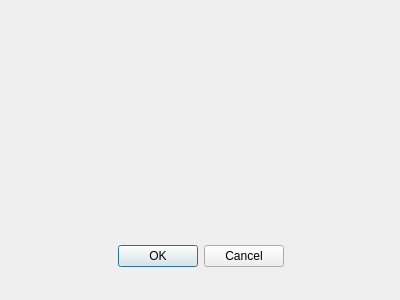
Qt form interfaces/FenetreParametresAffichage.ui (lovehina13/NumerisationDeCourbes) before a commit.
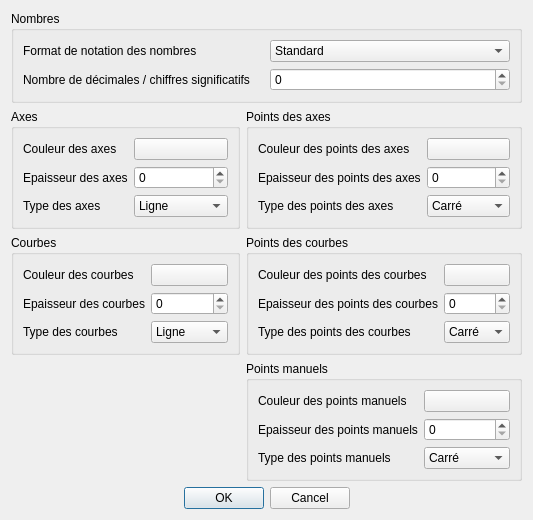
The same form after that commit.

Commit message: Implémentation des classes Image, Parametres, ParametresFichiers, ParametresAffichage, ParametresTrait, ParametresPoint, ParametresConversion, ParametresRecherche, ParametresExport, Etude, EcranPrincipal, FenetreParametresAffichage, FenetreParametresConversion, FenetreParametresRecherche et FenetreParametresExport (non terminées).

The edit to the form file:
```diff
--- a/interfaces/FenetreParametresAffichage.ui
+++ b/interfaces/FenetreParametresAffichage.ui
@@ -6,29 +6,352 @@
    <rect>
     <x>0</x>
     <y>0</y>
-    <width>400</width>
-    <height>300</height>
+    <width>463</width>
+    <height>468</height>
    </rect>
   </property>
   <property name="windowTitle">
    <string>Paramètres d'affichage</string>
   </property>
-  <widget class="QDialogButtonBox" name="buttonBox">
-   <property name="geometry">
-    <rect>
-     <x>30</x>
-     <y>240</y>
-     <width>341</width>
-     <height>32</height>
-    </rect>
-   </property>
-   <property name="standardButtons">
-    <set>QDialogButtonBox::Cancel|QDialogButtonBox::Ok</set>
-   </property>
-   <property name="centerButtons">
-    <bool>true</bool>
-   </property>
-  </widget>
+  <layout class="QGridLayout" name="gridLayoutFenetreParametresAffichage">
+   <item row="0" column="0" colspan="2">
+    <widget class="QGroupBox" name="groupBoxNombres">
+     <property name="title">
+      <string>Nombres</string>
+     </property>
+     <layout class="QGridLayout" name="gridLayoutNombres">
+      <item row="0" column="0">
+       <widget class="QLabel" name="labelFormatNotationNombres">
+        <property name="text">
+         <string>Format de notation des nombres</string>
+        </property>
+       </widget>
+      </item>
+      <item row="0" column="1">
+       <widget class="QComboBox" name="comboBoxFormatNotationNombres">
+        <item>
+         <property name="text">
+          <string>Standard</string>
+         </property>
+        </item>
+        <item>
+         <property name="text">
+          <string>Scientifique</string>
+         </property>
+        </item>
+       </widget>
+      </item>
+      <item row="1" column="0">
+       <widget class="QLabel" name="labelNombreDecimalesOuChiffresSignificatifs">
+        <property name="text">
+         <string>Nombre de décimales / chiffres significatifs</string>
+        </property>
+       </widget>
+      </item>
+      <item row="1" column="1">
+       <widget class="QSpinBox" name="spinBoxNombreDecimalesOuChiffresSignificatifs"/>
+      </item>
+     </layout>
+    </widget>
+   </item>
+   <item row="1" column="0">
+    <widget class="QGroupBox" name="groupBoxAxes">
+     <property name="title">
+      <string>Axes</string>
+     </property>
+     <layout class="QGridLayout" name="gridLayoutAxes">
+      <item row="0" column="0">
+       <widget class="QLabel" name="labelCouleurAxes">
+        <property name="text">
+         <string>Couleur des axes</string>
+        </property>
+       </widget>
+      </item>
+      <item row="0" column="1">
+       <widget class="QPushButton" name="pushButtonCouleurAxes">
+        <property name="text">
+         <string/>
+        </property>
+       </widget>
+      </item>
+      <item row="1" column="0">
+       <widget class="QLabel" name="labelEpaisseurAxes">
+        <property name="text">
+         <string>Epaisseur des axes</string>
+        </property>
+       </widget>
+      </item>
+      <item row="1" column="1">
+       <widget class="QSpinBox" name="spinBoxEpaisseurAxes"/>
+      </item>
+      <item row="2" column="0">
+       <widget class="QLabel" name="labelTypeAxes">
+        <property name="text">
+         <string>Type des axes</string>
+        </property>
+       </widget>
+      </item>
+      <item row="2" column="1">
+       <widget class="QComboBox" name="comboBoxTypeAxes">
+        <item>
+         <property name="text">
+          <string>Ligne</string>
+         </property>
+        </item>
+        <item>
+         <property name="text">
+          <string>Tirets</string>
+         </property>
+        </item>
+        <item>
+         <property name="text">
+          <string>Pointillés</string>
+         </property>
+        </item>
+       </widget>
+      </item>
+     </layout>
+    </widget>
+   </item>
+   <item row="1" column="1">
+    <widget class="QGroupBox" name="groupBoxPointsAxes">
+     <property name="title">
+      <string>Points des axes</string>
+     </property>
+     <layout class="QGridLayout" name="gridLayoutPointsAxes">
+      <item row="0" column="0">
+       <widget class="QLabel" name="labelCouleurPointsAxes">
+        <property name="text">
+         <string>Couleur des points des axes</string>
+        </property>
+       </widget>
+      </item>
+      <item row="0" column="1">
+       <widget class="QPushButton" name="pushButtonCouleurPointsAxes">
+        <property name="text">
+         <string/>
+        </property>
+       </widget>
+      </item>
+      <item row="1" column="0">
+       <widget class="QLabel" name="labelEpaisseurPointsAxes">
+        <property name="text">
+         <string>Epaisseur des points des axes</string>
+        </property>
+       </widget>
+      </item>
+      <item row="1" column="1">
+       <widget class="QSpinBox" name="spinBoxEpaisseurPointsAxes"/>
+      </item>
+      <item row="2" column="0">
+       <widget class="QLabel" name="labelTypePointsAxes">
+        <property name="text">
+         <string>Type des points des axes</string>
+        </property>
+       </widget>
+      </item>
+      <item row="2" column="1">
+       <widget class="QComboBox" name="comboBoxTypePointsAxes">
+        <item>
+         <property name="text">
+          <string>Carré</string>
+         </property>
+        </item>
+        <item>
+         <property name="text">
+          <string>Cercle</string>
+         </property>
+        </item>
+       </widget>
+      </item>
+     </layout>
+    </widget>
+   </item>
+   <item row="2" column="0">
+    <widget class="QGroupBox" name="groupBoxCourbes">
+     <property name="title">
+      <string>Courbes</string>
+     </property>
+     <layout class="QGridLayout" name="gridLayoutCourbes">
+      <item row="0" column="0">
+       <widget class="QLabel" name="labelCouleurCourbes">
+        <property name="text">
+         <string>Couleur des courbes</string>
+        </property>
+       </widget>
+      </item>
+      <item row="0" column="1">
+       <widget class="QPushButton" name="pushButtonCouleurCourbes">
+        <property name="text">
+         <string/>
+        </property>
+       </widget>
+      </item>
+      <item row="1" column="0">
+       <widget class="QLabel" name="labelEpaisseurCourbes">
+        <property name="text">
+         <string>Epaisseur des courbes</string>
+        </property>
+       </widget>
+      </item>
+      <item row="1" column="1">
+       <widget class="QSpinBox" name="spinBoxEpaisseurCourbes"/>
+      </item>
+      <item row="2" column="0">
+       <widget class="QLabel" name="labelTypeCourbes">
+        <property name="text">
+         <string>Type des courbes</string>
+        </property>
+       </widget>
+      </item>
+      <item row="2" column="1">
+       <widget class="QComboBox" name="comboBoxTypeCourbes">
+        <item>
+         <property name="text">
+          <string>Ligne</string>
+         </property>
+        </item>
+        <item>
+         <property name="text">
+          <string>Tirets</string>
+         </property>
+        </item>
+        <item>
+         <property name="text">
+          <string>Pontillés</string>
+         </property>
+        </item>
+       </widget>
+      </item>
+     </layout>
+    </widget>
+   </item>
+   <item row="2" column="1">
+    <widget class="QGroupBox" name="groupBoxPointsCourbes">
+     <property name="title">
+      <string>Points des courbes</string>
+     </property>
+     <layout class="QGridLayout" name="gridLayoutPointsCourbes">
+      <item row="0" column="0">
+       <widget class="QLabel" name="labelCouleurPointsCourbes">
+        <property name="text">
+         <string>Couleur des points des courbes</string>
+        </property>
+       </widget>
+      </item>
+      <item row="0" column="1">
+       <widget class="QPushButton" name="pushButtonCouleurPointsCourbes">
+        <property name="text">
+         <string/>
+        </property>
+       </widget>
+      </item>
+      <item row="1" column="0">
+       <widget class="QLabel" name="labelEpaisseurPointsCourbes">
+        <property name="text">
+         <string>Epaisseur des points des courbes</string>
+        </property>
+       </widget>
+      </item>
+      <item row="1" column="1">
+       <widget class="QSpinBox" name="spinBoxEpaisseurPointsCourbes"/>
+      </item>
+      <item row="2" column="0">
+       <widget class="QLabel" name="labelTypePointsCourbes">
+        <property name="text">
+         <string>Type des points des courbes</string>
+        </property>
+       </widget>
+      </item>
+      <item row="2" column="1">
+       <widget class="QComboBox" name="comboBoxTypePointsCourbes">
+        <item>
+         <property name="text">
+          <string>Carré</string>
+         </property>
+        </item>
+        <item>
+         <property name="text">
+          <string>Cercle</string>
+         </property>
+        </item>
+       </widget>
+      </item>
+     </layout>
+    </widget>
+   </item>
+   <item row="3" column="1">
+    <widget class="QGroupBox" name="groupBoxPointsManuels">
+     <property name="title">
+      <string>Points manuels</string>
+     </property>
+     <layout class="QGridLayout" name="gridLayoutPointsManuels">
+      <item row="0" column="0">
+       <widget class="QLabel" name="labelCouleurPointsManuels">
+        <property name="text">
+         <string>Couleur des points manuels</string>
+        </property>
+       </widget>
+      </item>
+      <item row="0" column="1">
+       <widget class="QPushButton" name="pushButtonCouleurPointsManuels">
+        <property name="text">
+         <string/>
+        </property>
+       </widget>
+      </item>
+      <item row="1" column="0">
+       <widget class="QLabel" name="labelEpaisseurPointsManuels">
+        <property name="text">
+         <string>Epaisseur des points manuels</string>
+        </property>
+       </widget>
+      </item>
+      <item row="1" column="1">
+       <widget class="QSpinBox" name="spinBoxEpaisseurPointsManuels"/>
+      </item>
+      <item row="2" column="0">
+       <widget class="QLabel" name="labelTypePointsManuels">
+        <property name="text">
+         <string>Type des points manuels</string>
+        </property>
+       </widget>
+      </item>
+      <item row="2" column="1">
+       <widget class="QComboBox" name="comboBoxTypePointsManuels">
+        <item>
+         <property name="text">
+          <string>Carré</string>
+         </property>
+        </item>
+        <item>
+         <property name="text">
+          <string>Cercle</string>
+         </property>
+        </item>
+       </widget>
+      </item>
+     </layout>
+    </widget>
+   </item>
+   <item row="4" column="0" colspan="2">
+    <widget class="QDialogButtonBox" name="buttonBox">
+     <property name="standardButtons">
+      <set>QDialogButtonBox::Cancel|QDialogButtonBox::Ok</set>
+     </property>
+     <property name="centerButtons">
+      <bool>true</bool>
+     </property>
+    </widget>
+   </item>
+  </layout>
+  <zorder>buttonBox</zorder>
+  <zorder>groupBoxNombres</zorder>
+  <zorder>groupBoxAxes</zorder>
+  <zorder>groupBoxCourbes</zorder>
+  <zorder>groupBoxPointsAxes</zorder>
+  <zorder>groupBoxPointsCourbes</zorder>
+  <zorder>groupBoxPointsManuels</zorder>
  </widget>
  <resources/>
  <connections>
```
The commit also changes 25 other files.
